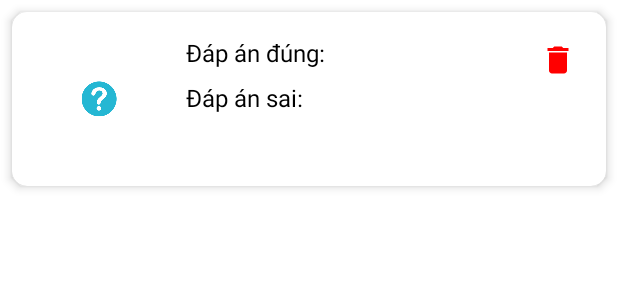
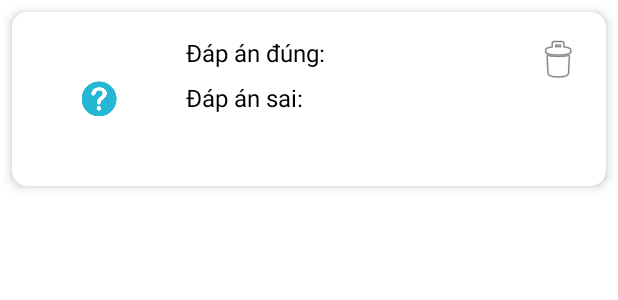
Before and after one commit to vovod/mobile-app, an Android app: the layout item_quiz.xml on its own in the app's theme, with its tools: preview values and no code run, on a phone screen of 412 x 824 dp. Shown: the top 300 px of the screen. Run offline under Robolectric (Android 15) with nearby library versions, the phone set to English and light mode, and no system bars.

Commit message:
Fix item_quiz.xml to use system delete icon

```diff
--- a/app/src/main/res/layout/item_quiz.xml
+++ b/app/src/main/res/layout/item_quiz.xml
@@ -52,7 +52,7 @@
             android:layout_height="48dp"
             android:background="@android:color/transparent"
             android:scaleType="centerInside"
-            android:src="@drawable/icon_delete"
+            android:src="@android:drawable/ic_menu_delete"
             android:contentDescription="Xóa quiz" />
 
     </LinearLayout>
```
